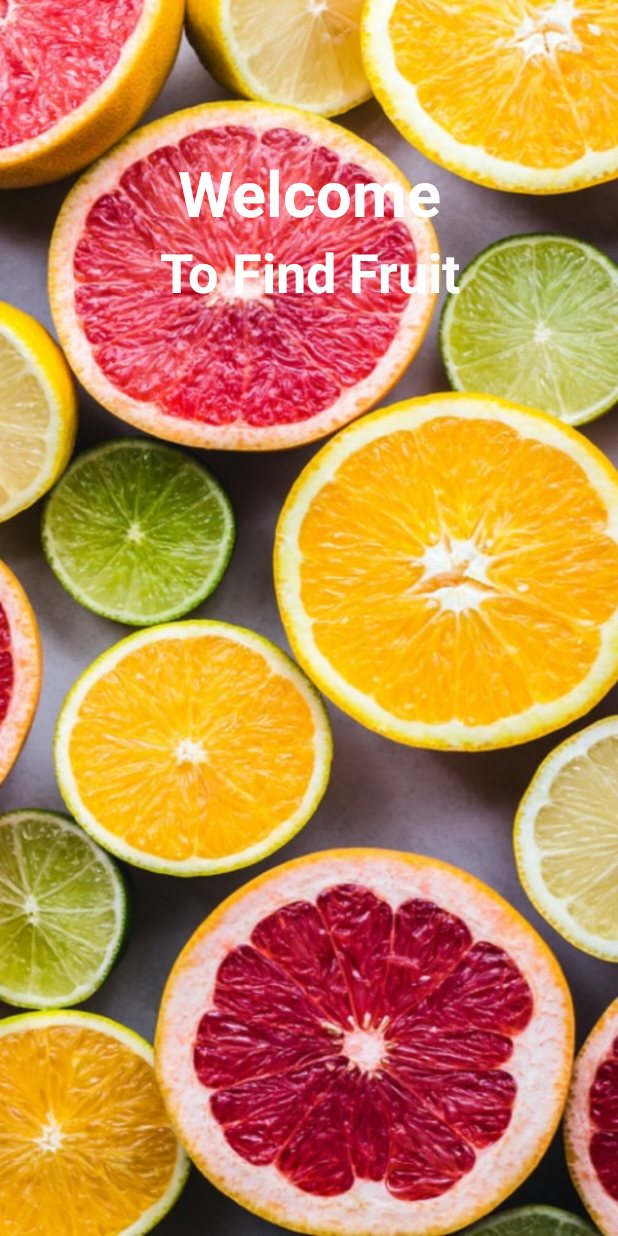
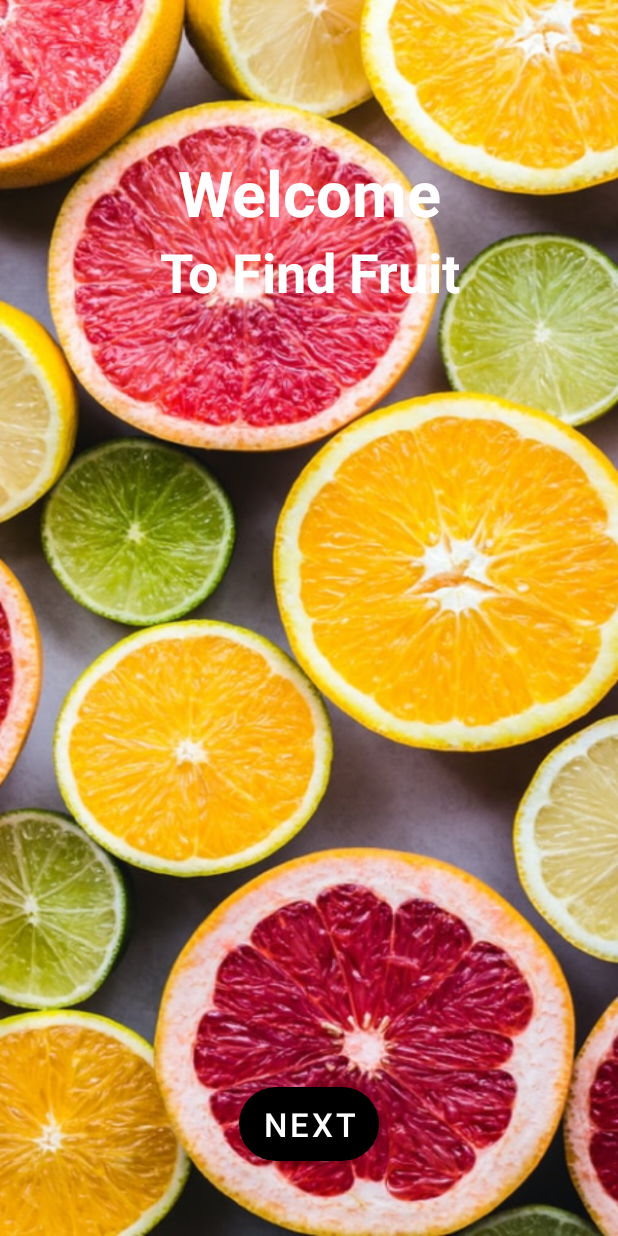
Before and after one commit to v-magiri/FindFruit, an Android app: the screen it shows after launch (SplashScreen), on a phone screen of 412 x 824 dp. Run offline under Robolectric (Android 15) with nearby library versions, the phone set to English and light mode, and no system bars; libraries missing offline, so code that uses them is left out: com.karumi.dexter; 1 statement that could not run was skipped.

Commit message:
Update Repo

```diff
--- a/app/src/main/AndroidManifest.xml
+++ b/app/src/main/AndroidManifest.xml
@@ -17,7 +17,6 @@
         tools:targetApi="31">
         <activity
             android:name=".SplashScreen"
-            android:theme="@style/splash_screen"
             android:exported="true">
             <intent-filter>
                 <action android:name="android.intent.action.MAIN" />
--- a/app/src/main/java/com/magiri/FindFruit/SplashScreen.java
+++ b/app/src/main/java/com/magiri/FindFruit/SplashScreen.java
@@ -9,8 +9,11 @@ import android.Manifest;
 import android.content.Intent;
 import android.net.Uri;
 import android.os.Bundle;
+import android.os.Handler;
 import android.provider.Settings;
 import android.util.Log;
+import android.view.View;
+import android.widget.Button;
 
 import com.karumi.dexter.Dexter;
 import com.karumi.dexter.MultiplePermissionsReport;
@@ -21,11 +24,27 @@ import com.karumi.dexter.listener.multi.MultiplePermissionsListener;
 import java.util.List;
 
 public class SplashScreen extends AppCompatActivity {
-
+    Handler splashScreenHandler;
+    private Button nextBtn;
     @Override
     protected void onCreate(Bundle savedInstanceState) {
         super.onCreate(savedInstanceState);
         setContentView(R.layout.activity_splash_screen);
+        splashScreenHandler=new Handler();
+        nextBtn=findViewById(R.id.nextButton);
+        nextBtn.setOnClickListener(new View.OnClickListener() {
+            @Override
+            public void onClick(View v) {
+                startActivity(new Intent(getApplicationContext(),MainActivity.class));
+            }
+        });
+
+//        splashScreenHandler.postDelayed(new Runnable() {
+//            @Override
+//            public void run() {
+////                startActivity(new Intent(SplashScreen.this,MainActivity.class));
+//            }
+//        },3000);
     }
 
     @Override
@@ -43,7 +62,6 @@ public class SplashScreen extends AppCompatActivity {
                     public void onPermissionsChecked(MultiplePermissionsReport multiplePermissionsReport) {
                         if(multiplePermissionsReport.areAllPermissionsGranted()){
                             Log.e(TAG, "onPermissionsChecked: Permission Granted");
-                            startActivity(new Intent(getApplicationContext(),MainActivity.class));
                         }else if(multiplePermissionsReport.isAnyPermissionPermanentlyDenied()){
                             showSettingsDialog();
                         }
--- a/app/src/main/res/drawable/getstarted_bg.xml
+++ b/app/src/main/res/drawable/getstarted_bg.xml
@@ -1,4 +1,13 @@
 <?xml version="1.0" encoding="utf-8"?>
-<selector xmlns:android="http://schemas.android.com/apk/res/android">
-
-</selector>
+<shape xmlns:android="http://schemas.android.com/apk/res/android">
+    <solid
+        android:color="@color/black"/>
+    <padding
+        android:top="10dp"
+        android:right="30dp"
+        android:bottom="10dp"
+        android:left="30dp"
+        />
+    <corners
+        android:radius="50dp"/>
+</shape>
--- a/app/src/main/res/layout/activity_splash_screen.xml
+++ b/app/src/main/res/layout/activity_splash_screen.xml
@@ -28,5 +28,16 @@
         android:textStyle="bold"
         android:layout_below="@+id/welcomeTxt"
         android:textColor="@color/white"/>
+    <Button
+        android:layout_width="wrap_content"
+        android:layout_height="wrap_content"
+        android:text="Next"
+        android:layout_alignParentBottom="true"
+        android:layout_centerHorizontal="true"
+        android:layout_marginBottom="50dp"
+        app:backgroundTint="@null"
+        android:id="@+id/nextButton"
+        android:background="@drawable/getstarted_bg"
+        android:textSize="22sp"/>
 
 </RelativeLayout>
```
Also changed, not shown: app/src/main/java/com/magiri/FindFruit/MainActivity.java (+21 -0 lines).
